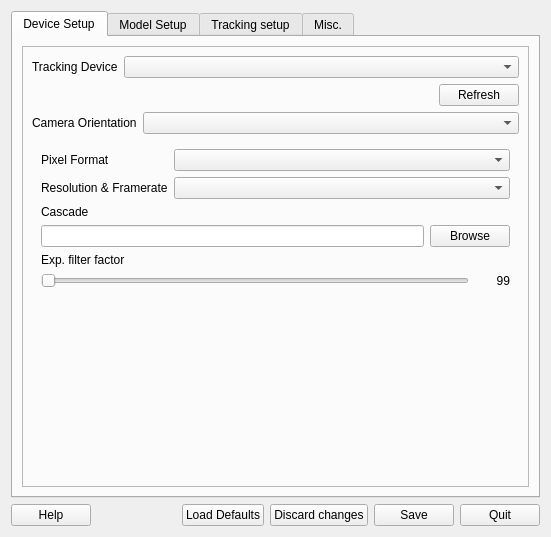
uglyDwarf/linuxtrack, file branches/facetracker/src/qt_gui/ltr.ui: the form before one commit.
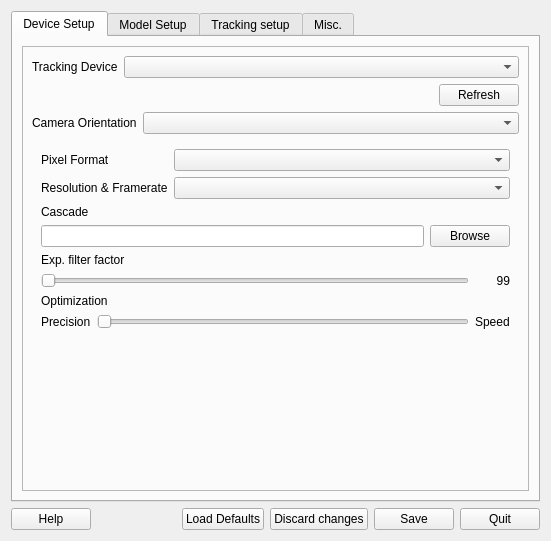
The form after the commit. Icons and pictures are not drawn.

Commit message: Implemented an optimization controll for facetracker.

The edit to the form file:
```diff
--- a/branches/facetracker/src/qt_gui/ltr.ui
+++ b/branches/facetracker/src/qt_gui/ltr.ui
@@ -7,7 +7,7 @@
     <x>0</x>
     <y>0</y>
     <width>551</width>
-    <height>537</height>
+    <height>541</height>
    </rect>
   </property>
   <property name="sizePolicy">
@@ -984,6 +984,50 @@
                   </item>
                  </layout>
                 </item>
+                <item>
+                 <widget class="QLabel" name="label_10">
+                  <property name="text">
+                   <string>Optimization</string>
+                  </property>
+                 </widget>
+                </item>
+                <item>
+                 <layout class="QHBoxLayout" name="horizontalLayout_32">
+                  <item>
+                   <widget class="QLabel" name="label_7">
+                    <property name="text">
+                     <string>Precision</string>
+                    </property>
+                   </widget>
+                  </item>
+                  <item>
+                   <widget class="QSlider" name="OptimLevel">
+                    <property name="maximum">
+                     <number>3</number>
+                    </property>
+                    <property name="pageStep">
+                     <number>1</number>
+                    </property>
+                    <property name="value">
+                     <number>0</number>
+                    </property>
+                    <property name="orientation">
+                     <enum>Qt::Horizontal</enum>
+                    </property>
+                    <property name="tickPosition">
+                     <enum>QSlider::NoTicks</enum>
+                    </property>
+                   </widget>
+                  </item>
+                  <item>
+                   <widget class="QLabel" name="label_9">
+                    <property name="text">
+                     <string>Speed</string>
+                    </property>
+                   </widget>
+                  </item>
+                 </layout>
+                </item>
                 <item>
                  <spacer name="verticalSpacer_8">
                   <property name="orientation">
```
The commit also changes 5 other files.
